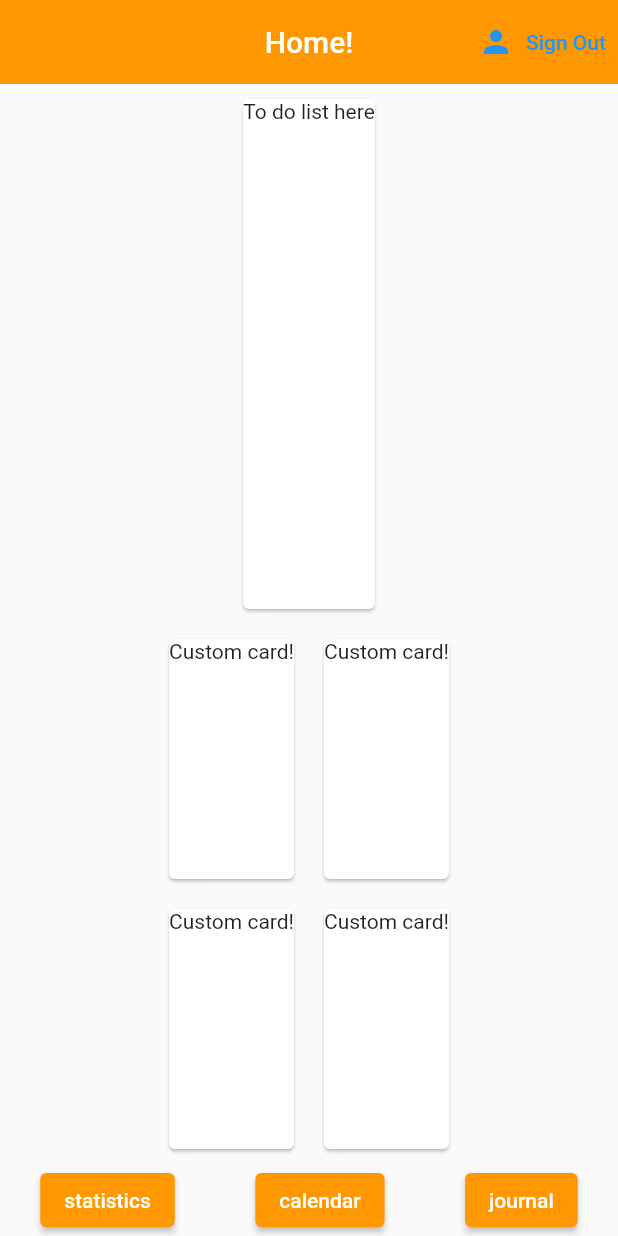
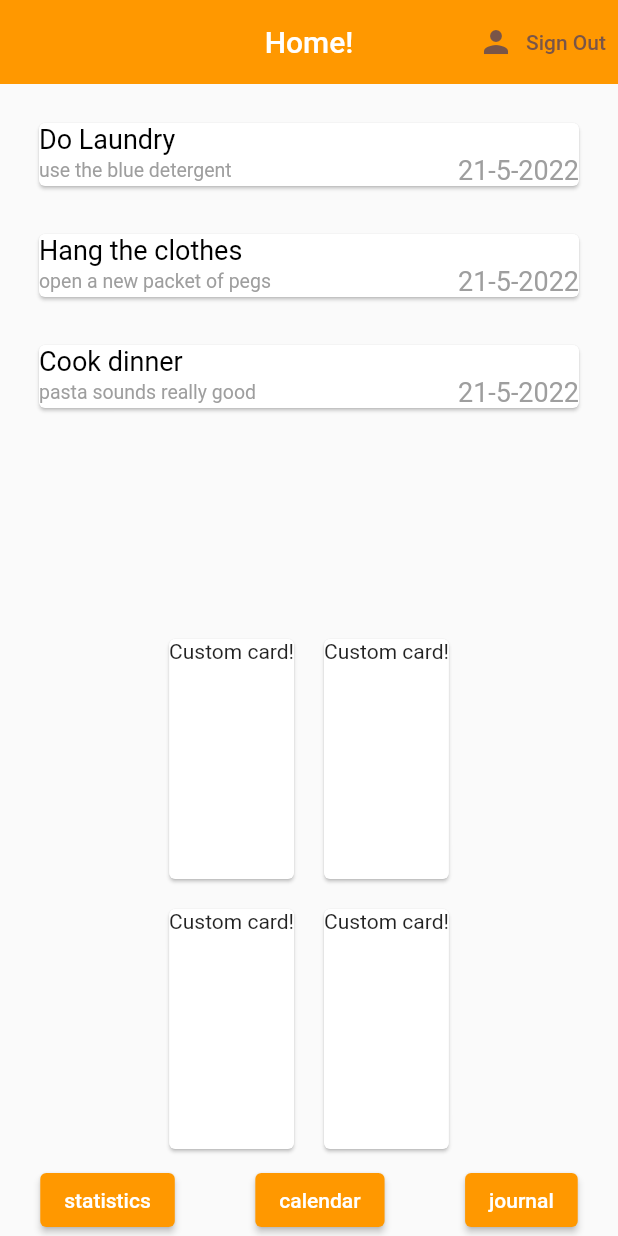
Before and after one commit to GenFusion122/Orbital-2122-Bicheal, a Flutter app: the screen it shows once a user with an empty profile is signed in, on a phone screen of 412 x 824 dp. Run offline on Flutter 3.47's test engine with Material 2 defaults, Android fonts, the phone set to English and light mode, and no system bars; our stand-ins replace email_validator, firebase_auth, firebase_core, syncfusion_flutter_calendar; accounts and stored records are empty.

Commit message:
Updated Homepage Skeleton & Added a calendar widget
Further fleshed out the skeleton

```diff
--- a/beecheal/lib/screens/home/calendar.dart
+++ b/beecheal/lib/screens/home/calendar.dart
@@ -1,4 +1,5 @@
 import 'package:flutter/material.dart';
+import 'package:syncfusion_flutter_calendar/calendar.dart';
 
 class calendar extends StatelessWidget {
   const calendar({Key? key}) : super(key: key);
@@ -11,9 +12,8 @@ class calendar extends StatelessWidget {
         centerTitle: true,
         backgroundColor: Colors.orange,
       ),
-      body: Container(
-        child: Align(
-            alignment: Alignment.center, child: Text('<insert calendar here>')),
+      body: SfCalendar(
+        view: CalendarView.month,
       ),
     );
   }
--- a/beecheal/lib/screens/home/home.dart
+++ b/beecheal/lib/screens/home/home.dart
@@ -3,8 +3,42 @@ import 'package:flutter/material.dart';
 
 import '../../custom widgets/custombuttons.dart';
 
-class Home extends StatelessWidget {
+class Occasion {
+  String title;
+  DateTime date;
+  String description;
+  Occasion(this.title, this.date, this.description);
+}
+
+class Home extends StatefulWidget {
+  @override
+  State<Home> createState() => _HomeState();
+}
+
+class _HomeState extends State<Home> {
   final AuthService _auth = AuthService();
+  List<Occasion> occassions = [
+    Occasion("Do Laundry", DateTime.now(), "use the blue detergent"),
+    Occasion("Hang the clothes", DateTime.now(), "open a new packet of pegs"),
+    Occasion("Cook dinner", DateTime.now(), "pasta sounds really good")
+  ];
+  Widget todoListTemplate(Occasion o) {
+    return Card(
+        margin: EdgeInsets.fromLTRB(16, 16, 16, 16),
+        child: Column(
+          crossAxisAlignment: CrossAxisAlignment.stretch,
+          children: <Widget>[
+            Text(o.title, style: TextStyle(fontSize: 18, color: Colors.black)),
+            Row(children: [
+              Text(o.description,
+                  style: TextStyle(fontSize: 13, color: Colors.grey)),
+              Spacer(),
+              Text("${o.date.day}-${o.date.month}-${o.date.year}",
+                  style: TextStyle(fontSize: 18, color: Colors.grey)),
+            ])
+          ],
+        ));
+  }
 
   @override
   Widget build(BuildContext context) {
@@ -17,6 +51,7 @@ class Home extends StatelessWidget {
         actions: <Widget>[
           TextButton.icon(
               icon: Icon(Icons.person),
+              style: TextButton.styleFrom(primary: Colors.brown[500]),
               label: Text('Sign Out'),
               onPressed: () async {
                 await _auth.signOut();
@@ -27,10 +62,11 @@ class Home extends StatelessWidget {
         children: <Widget>[
           Expanded(
             flex: 4,
-            child: Card(
-              margin: EdgeInsets.fromLTRB(10, 10, 10, 10),
-              child: Text("To do list here"),
-            ),
+            child: Container(
+                margin: EdgeInsets.fromLTRB(10, 10, 10, 10),
+                child: Column(
+                  children: occassions.map((x) => todoListTemplate(x)).toList(),
+                )),
           ),
           Expanded(
               flex: 2,
--- a/beecheal/pubspec.yaml
+++ b/beecheal/pubspec.yaml
@@ -29,6 +29,7 @@ environment:
 dependencies:
   flutter:
     sdk: flutter
+  syncfusion_flutter_calendar: ^20.1.56
 
 
   # The following adds the Cupertino Icons font to your application.
```
Also changed, not shown: beecheal/pubspec.lock.
